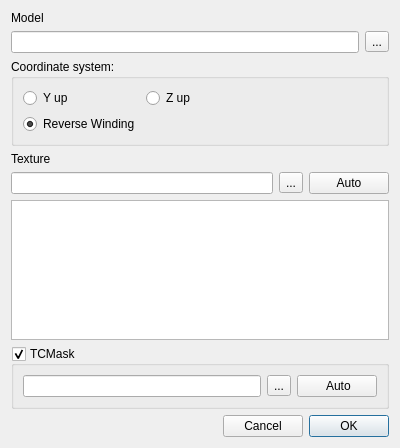
Before: the Qt Designer form src/ui/ImportDialog.ui in Warzone2100/WMIT, drawn with Qt 5.
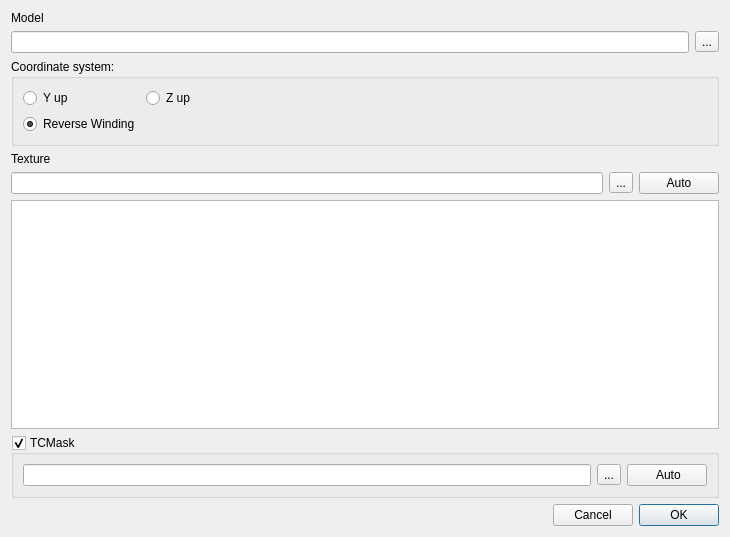
After: the same form once the commit is applied.

Commit message: Made import dialog a bit bigger. Use auto guess for TCMask on model selection.

Diff of the .ui file:
```diff
--- a/src/ui/ImportDialog.ui
+++ b/src/ui/ImportDialog.ui
@@ -6,8 +6,8 @@
    <rect>
     <x>0</x>
     <y>0</y>
-    <width>400</width>
-    <height>448</height>
+    <width>730</width>
+    <height>537</height>
    </rect>
   </property>
   <property name="windowTitle">
```
The commit also changes 1 other file.
